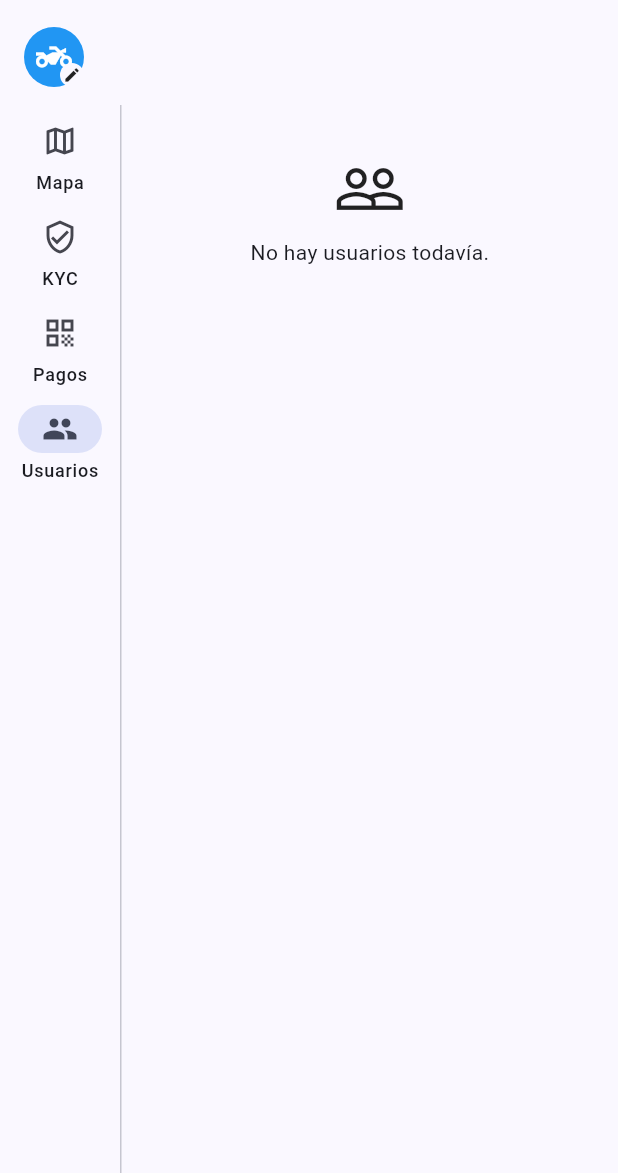
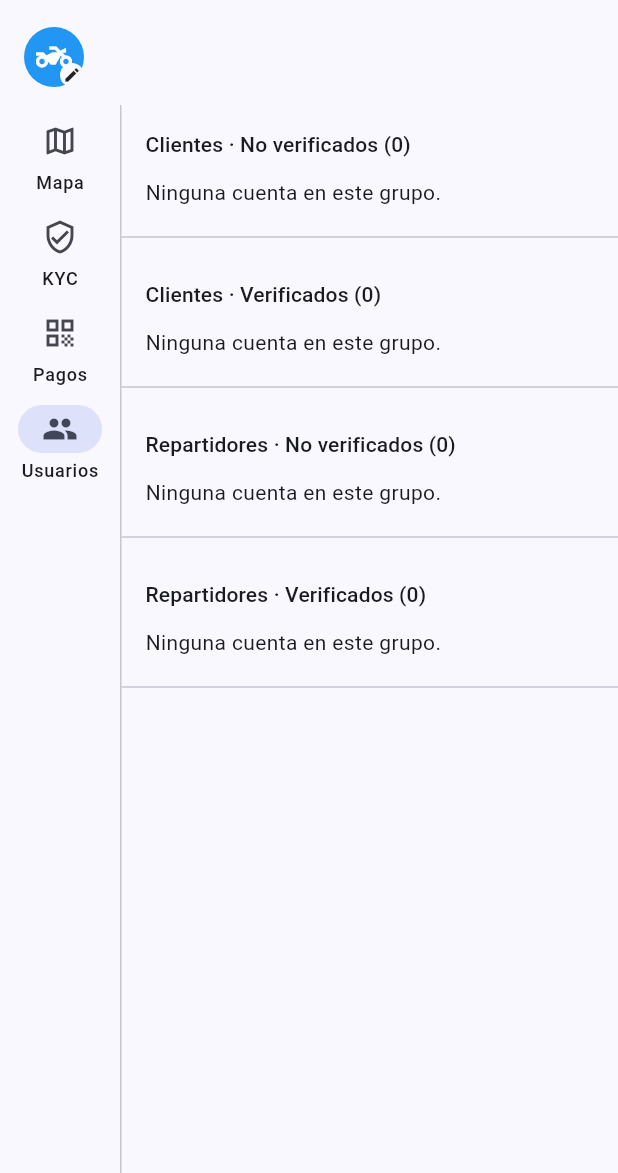
Before and after one commit to danielcisco/indrive_bolivia, a Flutter app: the screen it shows once a user with an empty profile is signed in, after a tap on "KYC", after a tap on "Pagos", after a tap on "Usuarios", on a phone screen of 412 x 824 dp, the part 63-1236 px from its top. Run offline on Flutter 3.47's test engine with Material 3 defaults, Android fonts, the phone set to English and light mode, and no system bars; our stand-ins replace cloud_firestore, cloud_functions, connectivity_plus, firebase_auth, firebase_core, firebase_crashlytics and 9 more; missing offline and left inert: dart_geohash, flutter_background_service; accounts and stored records are empty; network calls fail; statements that could not run were skipped.

Commit message:
feat(sprint-11): agrupa Usuarios por rol y estado de verificacion
El panel Admin (pestana Usuarios) mostraba Cliente+Repartidor y
verificado+no verificado todos mezclados en una sola lista ordenada por
fecha. Ahora son 4 secciones separadas (Clientes/Repartidores x No
verificados/Verificados), cada una paginada de forma independiente
contra el mismo indice compuesto que ya usaba la pantalla de KYC
pendiente (role+isVerified+createdAt) -- ninguna seccion trae mas datos
de los que muestra.

```diff
--- a/indrive_app/lib/features/admin/presentation/providers/gestion_usuarios_controller.dart
+++ b/indrive_app/lib/features/admin/presentation/providers/gestion_usuarios_controller.dart
@@ -6,15 +6,19 @@ import '../../domain/usuario_admin.dart';
 
 const _pageSize = 20;
 
-class GestionUsuariosState {
-  const GestionUsuariosState({
+/// Página de un grupo (rol + estado de verificación) — mismo esqueleto de
+/// paginación que `KycPendingState`/`PagosPendientesState`, replicado 4
+/// veces por `GestionUsuariosState` (Sprint 11) en vez de una sola lista
+/// mezclada de Cliente+Repartidor y verificado+no verificado.
+class GrupoUsuarios {
+  const GrupoUsuarios({
     required this.usuarios,
     required this.hasMore,
     required this.isLoadingMore,
     required this.lastDocument,
   });
 
-  const GestionUsuariosState.initial()
+  const GrupoUsuarios.initial()
     : usuarios = const [],
       hasMore = true,
       isLoadingMore = false,
@@ -25,12 +29,12 @@ class GestionUsuariosState {
   final bool isLoadingMore;
   final DocumentSnapshot<Map<String, dynamic>>? lastDocument;
 
-  GestionUsuariosState copyWith({
+  GrupoUsuarios copyWith({
     List<UsuarioAdmin>? usuarios,
     bool? hasMore,
     bool? isLoadingMore,
     DocumentSnapshot<Map<String, dynamic>>? lastDocument,
-  }) => GestionUsuariosState(
+  }) => GrupoUsuarios(
     usuarios: usuarios ?? this.usuarios,
     hasMore: hasMore ?? this.hasMore,
     isLoadingMore: isLoadingMore ?? this.isLoadingMore,
@@ -38,38 +42,158 @@ class GestionUsuariosState {
   );
 }
 
-/// Lista paginada de todos los usuarios — mismo esqueleto que
-/// `KycPendingController`/`PagosPendientesController` (sprint extra,
-/// Grupo C).
+class GestionUsuariosState {
+  const GestionUsuariosState({
+    required this.clientesNoVerificados,
+    required this.clientesVerificados,
+    required this.repartidoresNoVerificados,
+    required this.repartidoresVerificados,
+  });
+
+  const GestionUsuariosState.initial()
+    : clientesNoVerificados = const GrupoUsuarios.initial(),
+      clientesVerificados = const GrupoUsuarios.initial(),
+      repartidoresNoVerificados = const GrupoUsuarios.initial(),
+      repartidoresVerificados = const GrupoUsuarios.initial();
+
+  final GrupoUsuarios clientesNoVerificados;
+  final GrupoUsuarios clientesVerificados;
+  final GrupoUsuarios repartidoresNoVerificados;
+  final GrupoUsuarios repartidoresVerificados;
+
+  GestionUsuariosState copyWith({
+    GrupoUsuarios? clientesNoVerificados,
+    GrupoUsuarios? clientesVerificados,
+    GrupoUsuarios? repartidoresNoVerificados,
+    GrupoUsuarios? repartidoresVerificados,
+  }) => GestionUsuariosState(
+    clientesNoVerificados: clientesNoVerificados ?? this.clientesNoVerificados,
+    clientesVerificados: clientesVerificados ?? this.clientesVerificados,
+    repartidoresNoVerificados:
+        repartidoresNoVerificados ?? this.repartidoresNoVerificados,
+    repartidoresVerificados:
+        repartidoresVerificados ?? this.repartidoresVerificados,
+  );
+}
+
+/// 4 listas independientes, cada una paginada por su cuenta (Sprint 11) —
+/// separar Cliente/Repartidor y Verificado/No verificado en 4 queries en
+/// vez de filtrar una sola lista en memoria evita traer usuarios de más:
+/// cada sección solo pide lo que necesita mostrar.
 class GestionUsuariosController extends AsyncNotifier<GestionUsuariosState> {
   @override
-  Future<GestionUsuariosState> build() {
-    return _cargarPagina(const GestionUsuariosState.initial());
+  Future<GestionUsuariosState> build() async {
+    final grupos = await Future.wait([
+      _cargarGrupo(role: 'cliente', verificado: false),
+      _cargarGrupo(role: 'cliente', verificado: true),
+      _cargarGrupo(role: 'repartidor', verificado: false),
+      _cargarGrupo(role: 'repartidor', verificado: true),
+    ]);
+    return GestionUsuariosState(
+      clientesNoVerificados: grupos[0],
+      clientesVerificados: grupos[1],
+      repartidoresNoVerificados: grupos[2],
+      repartidoresVerificados: grupos[3],
+    );
   }
 
-  Future<void> cargarMas() async {
-    final current = state.value;
-    if (current == null || !current.hasMore || current.isLoadingMore) return;
-    state = AsyncData(current.copyWith(isLoadingMore: true));
-    state = await AsyncValue.guard(() => _cargarPagina(current));
-  }
-
-  Future<GestionUsuariosState> _cargarPagina(
-    GestionUsuariosState current,
-  ) async {
+  Future<GrupoUsuarios> _cargarGrupo({
+    required String role,
+    required bool verificado,
+    GrupoUsuarios? current,
+  }) async {
+    final base = current ?? const GrupoUsuarios.initial();
     final repository = ref.read(usersRepositoryProvider);
-    final snapshot = await repository.listarUsuarios(
+    final snapshot = await repository.listarUsuariosPorRolYEstado(
+      role: role,
+      verificado: verificado,
       limit: _pageSize,
-      startAfter: current.lastDocument,
+      startAfter: base.lastDocument,
     );
     final nuevos = snapshot.docs.map(UsuarioAdmin.fromFirestore).toList();
-    return current.copyWith(
-      usuarios: [...current.usuarios, ...nuevos],
+    return base.copyWith(
+      usuarios: [...base.usuarios, ...nuevos],
       hasMore: nuevos.length == _pageSize,
       isLoadingMore: false,
       lastDocument: snapshot.docs.isNotEmpty
           ? snapshot.docs.last
-          : current.lastDocument,
+          : base.lastDocument,
+    );
+  }
+
+  Future<void> cargarMasClientesNoVerificados() async {
+    final current = state.value;
+    final grupo = current?.clientesNoVerificados;
+    if (current == null || grupo == null || !grupo.hasMore || grupo.isLoadingMore) {
+      return;
+    }
+    state = AsyncData(
+      current.copyWith(clientesNoVerificados: grupo.copyWith(isLoadingMore: true)),
+    );
+    final actualizado = await _cargarGrupo(
+      role: 'cliente',
+      verificado: false,
+      current: grupo,
+    );
+    state = AsyncData(state.value!.copyWith(clientesNoVerificados: actualizado));
+  }
+
+  Future<void> cargarMasClientesVerificados() async {
+    final current = state.value;
+    final grupo = current?.clientesVerificados;
+    if (current == null || grupo == null || !grupo.hasMore || grupo.isLoadingMore) {
+      return;
+    }
+    state = AsyncData(
+      current.copyWith(clientesVerificados: grupo.copyWith(isLoadingMore: true)),
+    );
+    final actualizado = await _cargarGrupo(
+      role: 'cliente',
+      verificado: true,
+      current: grupo,
+    );
+    state = AsyncData(state.value!.copyWith(clientesVerificados: actualizado));
+  }
+
+  Future<void> cargarMasRepartidoresNoVerificados() async {
+    final current = state.value;
+    final grupo = current?.repartidoresNoVerificados;
+    if (current == null || grupo == null || !grupo.hasMore || grupo.isLoadingMore) {
+      return;
+    }
+    state = AsyncData(
+      current.copyWith(
+        repartidoresNoVerificados: grupo.copyWith(isLoadingMore: true),
+      ),
+    );
+    final actualizado = await _cargarGrupo(
+      role: 'repartidor',
+      verificado: false,
+      current: grupo,
+    );
+    state = AsyncData(
+      state.value!.copyWith(repartidoresNoVerificados: actualizado),
+    );
+  }
+
+  Future<void> cargarMasRepartidoresVerificados() async {
+    final current = state.value;
+    final grupo = current?.repartidoresVerificados;
+    if (current == null || grupo == null || !grupo.hasMore || grupo.isLoadingMore) {
+      return;
+    }
+    state = AsyncData(
+      current.copyWith(
+        repartidoresVerificados: grupo.copyWith(isLoadingMore: true),
+      ),
+    );
+    final actualizado = await _cargarGrupo(
+      role: 'repartidor',
+      verificado: true,
+      current: grupo,
+    );
+    state = AsyncData(
+      state.value!.copyWith(repartidoresVerificados: actualizado),
     );
   }
 }
--- a/indrive_app/lib/features/admin/presentation/screens/gestion_usuarios_screen.dart
+++ b/indrive_app/lib/features/admin/presentation/screens/gestion_usuarios_screen.dart
@@ -5,6 +5,10 @@ import '../../../../shared/widgets/soporte_whatsapp.dart';
 import '../providers/gestion_usuarios_controller.dart';
 import 'usuario_detalle_screen.dart';
 
+/// Cliente/Repartidor × Verificado/No verificado en 4 secciones separadas
+/// (Sprint 11) — antes era una sola lista ordenada por fecha con todo
+/// mezclado, que obligaba a leer el subtítulo de cada fila para saber a
+/// qué grupo pertenecía.
 class GestionUsuariosScreen extends ConsumerWidget {
   const GestionUsuariosScreen({super.key});
 
@@ -21,72 +25,99 @@ class GestionUsuariosScreen extends ConsumerWidget {
         motivo: 'no puedo ver la lista de usuarios',
       ),
       data: (data) {
+        final notifier = ref.read(gestionUsuariosControllerProvider.notifier);
+
         Future<void> refrescar() async {
           ref.invalidate(gestionUsuariosControllerProvider);
           await ref.read(gestionUsuariosControllerProvider.future);
         }
 
-        if (data.usuarios.isEmpty) {
         return RefreshIndicator(
           onRefresh: refrescar,
           child: ListView(
-              children: const [
-                Padding(
-                  padding: EdgeInsets.all(32),
-                  child: Center(
-                    child: Column(
-                      mainAxisSize: MainAxisSize.min,
             children: [
-                        Icon(Icons.people_outline, size: 48),
-                        SizedBox(height: 8),
-                        Text('No hay usuarios todavía.'),
-                      ],
+              ..._seccion(
+                context,
+                titulo: 'Clientes · No verificados',
+                grupo: data.clientesNoVerificados,
+                onCargarMas: notifier.cargarMasClientesNoVerificados,
               ),
+              ..._seccion(
+                context,
+                titulo: 'Clientes · Verificados',
+                grupo: data.clientesVerificados,
+                onCargarMas: notifier.cargarMasClientesVerificados,
               ),
+              ..._seccion(
+                context,
+                titulo: 'Repartidores · No verificados',
+                grupo: data.repartidoresNoVerificados,
+                onCargarMas: notifier.cargarMasRepartidoresNoVerificados,
+              ),
+              ..._seccion(
+                context,
+                titulo: 'Repartidores · Verificados',
+                grupo: data.repartidoresVerificados,
+                onCargarMas: notifier.cargarMasRepartidoresVerificados,
               ),
             ],
           ),
         );
+      },
+    );
   }
 
-        return RefreshIndicator(
-          onRefresh: refrescar,
-          child: ListView.builder(
-            itemCount: data.usuarios.length + (data.hasMore ? 1 : 0),
-            itemBuilder: (context, index) {
-              if (index >= data.usuarios.length) {
-                return Padding(
-                  padding: const EdgeInsets.all(16),
-                  child: Center(
-                    child: data.isLoadingMore
-                        ? const CircularProgressIndicator()
-                        : OutlinedButton(
-                            onPressed: () => ref
-                                .read(gestionUsuariosControllerProvider.notifier)
-                                .cargarMas(),
-                            child: const Text('Cargar más'),
+  List<Widget> _seccion(
+    BuildContext context, {
+    required String titulo,
+    required GrupoUsuarios grupo,
+    required VoidCallback onCargarMas,
+  }) {
+    return [
+      Padding(
+        padding: const EdgeInsets.fromLTRB(16, 16, 16, 4),
+        child: Text(
+          '$titulo (${grupo.usuarios.length}${grupo.hasMore ? '+' : ''})',
+          style: Theme.of(context).textTheme.titleSmall,
         ),
       ),
-                );
-              }
-              final usuario = data.usuarios[index];
-              return ListTile(
+      if (grupo.usuarios.isEmpty)
+        const Padding(
+          padding: EdgeInsets.symmetric(horizontal: 16, vertical: 8),
+          child: Text('Ninguna cuenta en este grupo.'),
+        )
+      else
+        for (final usuario in grupo.usuarios)
+          ListTile(
             title: Text(usuario.phoneNumber ?? usuario.uid),
-                subtitle: Text(
-                  '${usuario.role ?? 'sin rol'} · '
-                  '${usuario.isActive ? 'Activo' : 'Suspendido'}'
-                  '${usuario.isVerified ? ' · Verificado' : ''}',
-                ),
+            subtitle: Text(usuario.isActive ? 'Activo' : 'Suspendido'),
             onTap: () => Navigator.of(context).push(
               MaterialPageRoute(
                 builder: (_) => UsuarioDetalleScreen(usuario: usuario),
               ),
             ),
-              );
-            },
           ),
-        );
-      },
-    );
+      if (grupo.hasMore)
+        Padding(
+          padding: const EdgeInsets.symmetric(horizontal: 16),
+          child: Align(
+            alignment: Alignment.centerLeft,
+            child: grupo.isLoadingMore
+                ? const Padding(
+                    padding: EdgeInsets.all(8),
+                    child: SizedBox(
+                      width: 16,
+                      height: 16,
+                      child: CircularProgressIndicator(strokeWidth: 2),
+                    ),
+                  )
+                : TextButton(
+                    onPressed: onCargarMas,
+                    child: const Text('Cargar más'),
+                  ),
+          ),
+        ),
+      const Divider(height: 24),
+    ];
   }
 }
--- a/indrive_app/lib/shared/data/users_repository.dart
+++ b/indrive_app/lib/shared/data/users_repository.dart
@@ -185,14 +185,23 @@ class UsersRepository {
     );
   }
 
-  /// Todos los usuarios (Cliente + Repartidor mezclados), paginado —
-  /// alimenta `GestionUsuariosScreen` del panel Admin (sprint extra,
-  /// Grupo C).
-  Future<QuerySnapshot<Map<String, dynamic>>> listarUsuarios({
+  /// Usuarios de un rol y estado de verificación específicos, paginado —
+  /// alimenta las 4 secciones separadas (Cliente/Repartidor × Verificado/
+  /// No verificado) de `GestionUsuariosScreen` (Sprint 11 — antes era una
+  /// sola lista mezclada, difícil de escanear a simple vista). Mismo
+  /// índice compuesto que ya usa `listarUsuariosPendientesKyc`
+  /// (`role`+`isVerified`+`createdAt`).
+  Future<QuerySnapshot<Map<String, dynamic>>> listarUsuariosPorRolYEstado({
+    required String role,
+    required bool verificado,
     int limit = 20,
     DocumentSnapshot<Map<String, dynamic>>? startAfter,
   }) {
-    var query = _users.orderBy('createdAt', descending: true).limit(limit);
+    var query = _users
+        .where('role', isEqualTo: role)
+        .where('isVerified', isEqualTo: verificado)
+        .orderBy('createdAt', descending: true)
+        .limit(limit);
     if (startAfter != null) {
       query = query.startAfterDocument(startAfter);
     }
```
Lines whose indentation alone changed are shown as unchanged.
